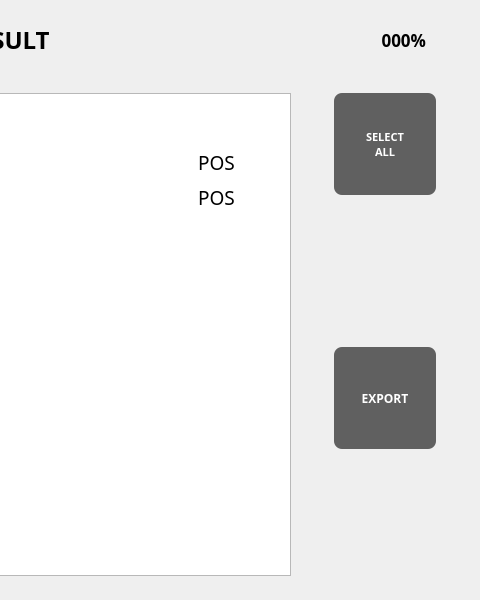
This is ui/Review/ResultListViewWindow.ui in eguruno1/calth_reader as Qt 5 draws it before an edit; both pictures show x 544 to 1024 and y 0 to 600 of the 1024 by 600 pixel window. The edited form follows.
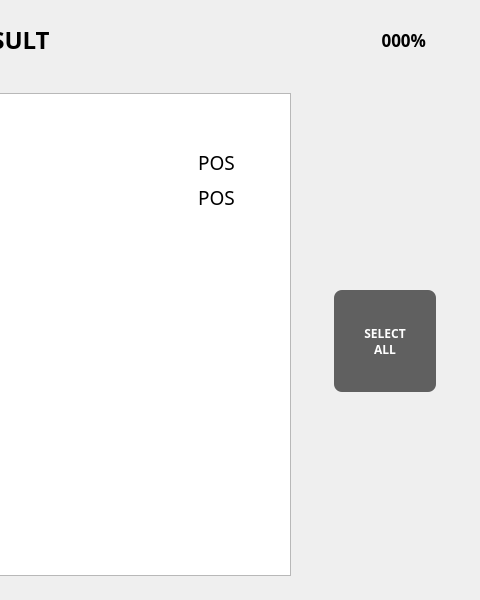
This is the edited form. Icons and pictures are not drawn.

Commit message: 인증 UI 반영 2차

Diff of the .ui file:
```diff
--- a/ui/Review/ResultListViewWindow.ui
+++ b/ui/Review/ResultListViewWindow.ui
@@ -57,11 +57,11 @@
      <bool>false</bool>
     </property>
    </widget>
-   <widget class="QPushButton" name="pushButton_RListHome">
+   <widget class="QPushButton" name="pushButton_RListSelectAll">
     <property name="geometry">
      <rect>
       <x>878</x>
-      <y>93</y>
+      <y>290</y>
       <width>102</width>
       <height>102</height>
      </rect>
@@ -80,7 +80,7 @@
     color: white;
     border: none;
     border-radius: 8px;
-    font-size: 11px;
+    font-size: 12px;
     font-weight: bold;
 }
 QPushButton:hover {
@@ -95,74 +95,11 @@
 ALL</string>
     </property>
    </widget>
-   <widget class="QPushButton" name="pushButton_RListSend">
-    <property name="geometry">
-     <rect>
-      <x>878</x>
-      <y>220</y>
-      <width>102</width>
-      <height>102</height>
-     </rect>
-    </property>
-    <property name="text">
-     <string/>
-    </property>
-    <property name="icon">
-     <iconset>
-      <normaloff>../image/06_Result/Result_Send.png</normaloff>../image/06_Result/Result_Send.png</iconset>
-    </property>
-    <property name="iconSize">
-     <size>
-      <width>102</width>
-      <height>102</height>
-     </size>
-    </property>
-    <property name="flat">
-     <bool>true</bool>
-    </property>
-   </widget>
-   <widget class="QPushButton" name="pushButton_RListExport">
-    <property name="geometry">
-     <rect>
-      <x>878</x>
-      <y>347</y>
-      <width>102</width>
-      <height>102</height>
-     </rect>
-    </property>
-    <property name="font">
-     <font>
-      <family>Pretendard</family>
-      <pointsize>-1</pointsize>
-      <weight>75</weight>
-      <bold>true</bold>
-     </font>
-    </property>
-    <property name="styleSheet">
-     <string notr="true">QPushButton {
-    background-color: #606060;
-    color: white;
-    border: none;
-    border-radius: 8px;
-    font-size: 12px;
-    font-weight: bold;
-}
-QPushButton:hover {
-    background-color: #707070;
-}
-QPushButton:pressed {
-    background-color: #505050;
-}</string>
-    </property>
-    <property name="text">
-     <string>EXPORT</string>
-    </property>
-   </widget>
    <widget class="QPushButton" name="pushButton_RListDelete">
     <property name="geometry">
      <rect>
       <x>878</x>
-      <y>474</y>
+      <y>450</y>
       <width>102</width>
       <height>102</height>
      </rect>
@@ -569,6 +506,32 @@
      <set>Qt::AlignLeading|Qt::AlignLeft|Qt::AlignVCenter</set>
     </property>
    </widget>
+   <widget class="QPushButton" name="pushButton_RListHome">
+    <property name="geometry">
+     <rect>
+      <x>878</x>
+      <y>130</y>
+      <width>102</width>
+      <height>102</height>
+     </rect>
+    </property>
+    <property name="text">
+     <string/>
+    </property>
+    <property name="icon">
+     <iconset>
+      <normaloff>../image/06_Result/Result_Home.png</normaloff>../image/06_Result/Result_Home.png</iconset>
+    </property>
+    <property name="iconSize">
+     <size>
+      <width>102</width>
+      <height>102</height>
+     </size>
+    </property>
+    <property name="flat">
+     <bool>true</bool>
+    </property>
+   </widget>
   </widget>
  </widget>
  <resources/>
```
The commit also changes 1 other file.
